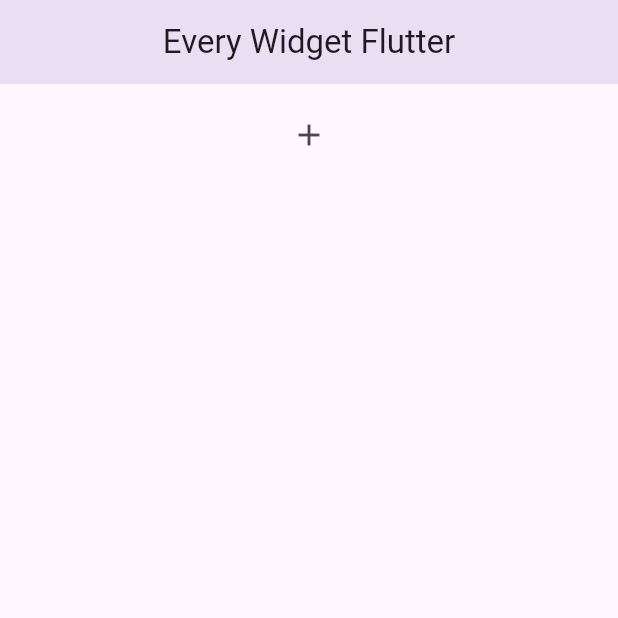
After one commit to JakariaKhan-CSE/Every-Widget-Flutter, a Flutter app: the screen it shows after launch, after a tap on the "add" icon, after a tap on the "delete" icon, on a phone screen of 412 x 824 dp, the top half of it. The commit adds this screen. Run offline on Flutter 3.47's test engine with Material 3 defaults, Android fonts, the phone set to English and light mode, and no system bars.

Commit message:
added animatedDefaultTextStyle and AnmatedList Tile Widget.

```diff
--- a/lib/home_page.dart
+++ b/lib/home_page.dart
@@ -2,7 +2,9 @@ import 'package:every_widget_flutter/widget/about_dialog_widget.dart';
 import 'package:every_widget_flutter/widget/about_listtile_widget.dart';
 import 'package:every_widget_flutter/widget/alert_dialog_widget.dart';
 import 'package:every_widget_flutter/widget/align_widget.dart';
+import 'package:every_widget_flutter/widget/animatedDeafultTextWidgetPractice.dart';
 import 'package:every_widget_flutter/widget/animated_align_widget.dart';
+import 'package:every_widget_flutter/widget/animated_list_tile_widget_practice.dart';
 import 'package:flutter/material.dart';
 
 class HomePage extends StatefulWidget {
@@ -18,7 +20,7 @@ class _HomePageState extends State<HomePage> {
     return Scaffold(
       appBar: AppBar(title: Text('Every Widget Flutter'),elevation: 15,centerTitle: true,),
 
-      body: AnimatedAlignWidget()
+      body: AnimatedListTileWidgetPractice()
     );
   }
 }
--- /dev/null
+++ b/lib/widget/animated_list_tile_widget_practice.dart
@@ -0,0 +1,90 @@
+import 'package:flutter/material.dart';
+
+class AnimatedListTileWidgetPractice extends StatefulWidget {
+  const AnimatedListTileWidgetPractice({super.key});
+
+  @override
+  State<AnimatedListTileWidgetPractice> createState() => _AnimatedListTileWidgetPracticeState();
+}
+
+class _AnimatedListTileWidgetPracticeState extends State<AnimatedListTileWidgetPractice> {
+  // empty list
+  final _items = [];
+  // create key
+  final GlobalKey<AnimatedListState> _key = GlobalKey();
+
+  // item create function
+  void _addItem(){
+    // 0 index a String(Items 1 add)
+_items.insert(0, "Item ${_items.length+1}");
+_key.currentState?.insertItem(0, duration: Duration(seconds: 1));
+  }
+
+  // item delete function
+  void _removeItem(int index){
+    _key.currentState?.removeItem(index, (context, animation) {
+return SizeTransition(
+    sizeFactor: animation,
+  // delete icon a click korle aivabe animate hoye delete hobe
+  child: Card(
+    margin: EdgeInsets.all(10),
+    color: Colors.red,
+    child: ListTile(
+      title: Text('Deleted',style: TextStyle(
+fontSize: 24
+      ),),
+    ),
+  ),
+);
+    },
+    duration: Duration(milliseconds: 300)
+    );
+
+    // remove item from list
+    _items.removeAt(index);
+  }
+
+  @override
+  Widget build(BuildContext context) {
+    return Scaffold(
+body: Column(
+
+  children: [
+    SizedBox(height: 10,),
+    IconButton(onPressed: _addItem,
+        icon: Icon(Icons.add)),
+
+    // baki height sob nibe (add icon bade)
+    Expanded(child: AnimatedList(
+      key: _key,
+      initialItemCount: 0  ,
+      padding: EdgeInsets.all(10),
+
+      itemBuilder: (context, index, animation) {
+// this transition boro hote thakbe final form a na jawa porjonto
+      // mane user icon add korte thakle aitar height niser dike boro hote thakbe
+      return SizeTransition(
+          key: UniqueKey(),
+
+          sizeFactor: animation,
+
+      // add icon a click korle ai card create hobe
+      child: Card(
+margin: EdgeInsets.all(10),
+        color: Colors.orangeAccent,
+        child: ListTile(
+          title: Text(_items[index],style: TextStyle(
+            fontSize: 24
+          ),),
+          trailing: IconButton(onPressed: (){
+            _removeItem(index);
+          }, icon: Icon(Icons.delete)),
+        ),
+      ),
+      );
+    },))
+  ],
+),
+    );
+  }
+}
```
Also changed, not shown: lib/widget/animatedDeafultTextWidgetPractice.dart (added, +43 -0 lines).
